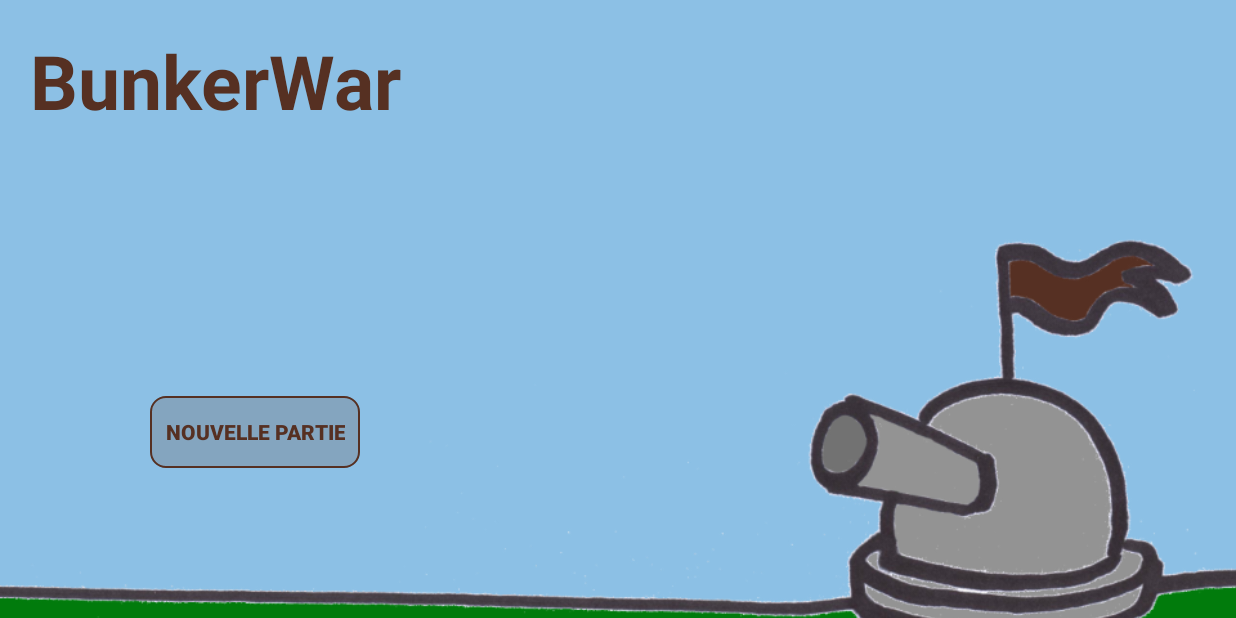
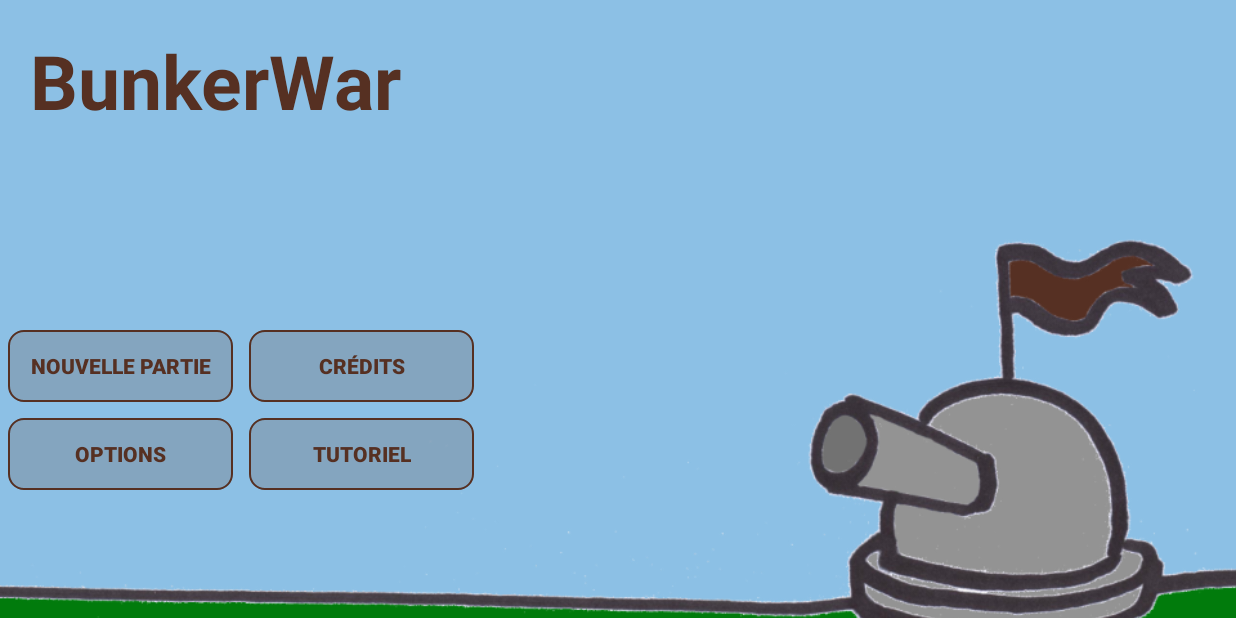
Before and after one commit to leomoldo/bunkerwar, an Android app: the screen it shows after launch (MainActivity), on a phone screen of 824 x 412 dp (held sideways). Run offline under Robolectric (Android 15) with nearby library versions, the phone set to English and light mode, and no system bars.

Commit message:
Further implementation of MainActivity (added buttons).

```diff
--- a/app/src/main/java/fr/leomoldo/android/bunkerwar/activity/MainActivity.java
+++ b/app/src/main/java/fr/leomoldo/android/bunkerwar/activity/MainActivity.java
@@ -25,4 +25,16 @@ public class MainActivity extends AppCompatActivity {
         Intent intent = new Intent(this, TwoPlayerGameActivity.class);
         startActivity(intent);
     }
+
+    public void onButtonClickedSettings(View view) {
+        // To be implemented.
+    }
+
+    public void onButtonClickedCredits(View view) {
+        // To be implemented.
+    }
+
+    public void onButtonClickedTutorial(View view) {
+        // To be implemented.
+    }
 }
--- a/app/src/main/res/layout/activity_main.xml
+++ b/app/src/main/res/layout/activity_main.xml
@@ -5,27 +5,70 @@
     android:background="@color/blue_sky">
 
     <ImageView
-        android:src="@drawable/background_main_activity"
         android:layout_width="match_parent"
         android:layout_height="match_parent"
-        android:scaleType="centerCrop" />
-
-    <Button
-        android:id="@+id/button_start_new_game"
-        android:layout_width="wrap_content"
-        android:layout_height="wrap_content"
-        android:layout_alignParentBottom="true"
-        android:layout_margin="100dp"
-        android:layout_alignParentLeft="true"
-        android:onClick="onButtonClickedStartNewGame"
-        android:text="@string/start_new_game" />
+        android:scaleType="centerCrop"
+        android:src="@drawable/background_main_activity" />
 
     <TextView
+        android:id="@+id/textViewTitle"
         android:layout_width="match_parent"
         android:layout_height="wrap_content"
+        android:layout_margin="20dp"
         android:text="@string/app_name"
-        android:textStyle="bold"
-        android:layout_margin="20dp"
-        android:textSize="50sp" />
+        android:textSize="50sp"
+        android:textStyle="bold" />
+
+    <LinearLayout
+        android:layout_width="wrap_content"
+        android:layout_height="match_parent"
+        android:layout_alignParentBottom="true"
+        android:layout_below="@id/textViewTitle"
+        android:gravity="bottom"
+        android:orientation="horizontal"
+        android:paddingBottom="80dp">
+
+        <LinearLayout
+            android:layout_width="wrap_content"
+            android:layout_height="wrap_content"
+            android:orientation="vertical">
+
+            <Button
+                android:layout_width="@dimen/button_width_mainActivity"
+                android:layout_height="wrap_content"
+                android:layout_margin="@dimen/button_layout_margin_mainActivity"
+                android:onClick="onButtonClickedStartNewGame"
+                android:text="@string/start_new_game" />
+
+            <Button
+                android:layout_width="@dimen/button_width_mainActivity"
+                android:layout_height="wrap_content"
+                android:layout_margin="@dimen/button_layout_margin_mainActivity"
+                android:onClick="onButtonClickedSettings"
+                android:text="@string/settings" />
+
+        </LinearLayout>
+
+        <LinearLayout
+            android:layout_width="wrap_content"
+            android:layout_height="wrap_content"
+            android:orientation="vertical">
+
+            <Button
+                android:layout_width="@dimen/button_width_mainActivity"
+                android:layout_height="wrap_content"
+                android:layout_margin="@dimen/button_layout_margin_mainActivity"
+                android:onClick="onButtonClickedCredits"
+                android:text="@string/credits" />
+
+            <Button
+                android:layout_width="@dimen/button_width_mainActivity"
+                android:layout_height="wrap_content"
+                android:layout_margin="@dimen/button_layout_margin_mainActivity"
+                android:onClick="onButtonClickedTutorial"
+                android:text="@string/tutorial" />
+        </LinearLayout>
+
+    </LinearLayout>
 
 </RelativeLayout>
--- a/app/src/main/res/values/dimens.xml
+++ b/app/src/main/res/values/dimens.xml
@@ -6,4 +6,8 @@
     <dimen name="button_radius">10dp</dimen>
     <dimen name="button_padding">10dp</dimen>
 
+    <!-- MainActivity -->
+    <dimen name="button_width_mainActivity">150dp</dimen>
+    <dimen name="button_layout_margin_mainActivity">5dp</dimen>
+
 </resources>
--- a/app/src/main/res/values/strings.xml
+++ b/app/src/main/res/values/strings.xml
@@ -10,6 +10,9 @@
     <!-- MainActivity. -->
 
     <string name="start_new_game">Nouvelle partie</string>
+    <string name="settings">Options</string>
+    <string name="credits">Crédits</string>
+    <string name="tutorial">Tutoriel</string>
 
     <!-- TwoPlayerGameActivity. -->
 
```
